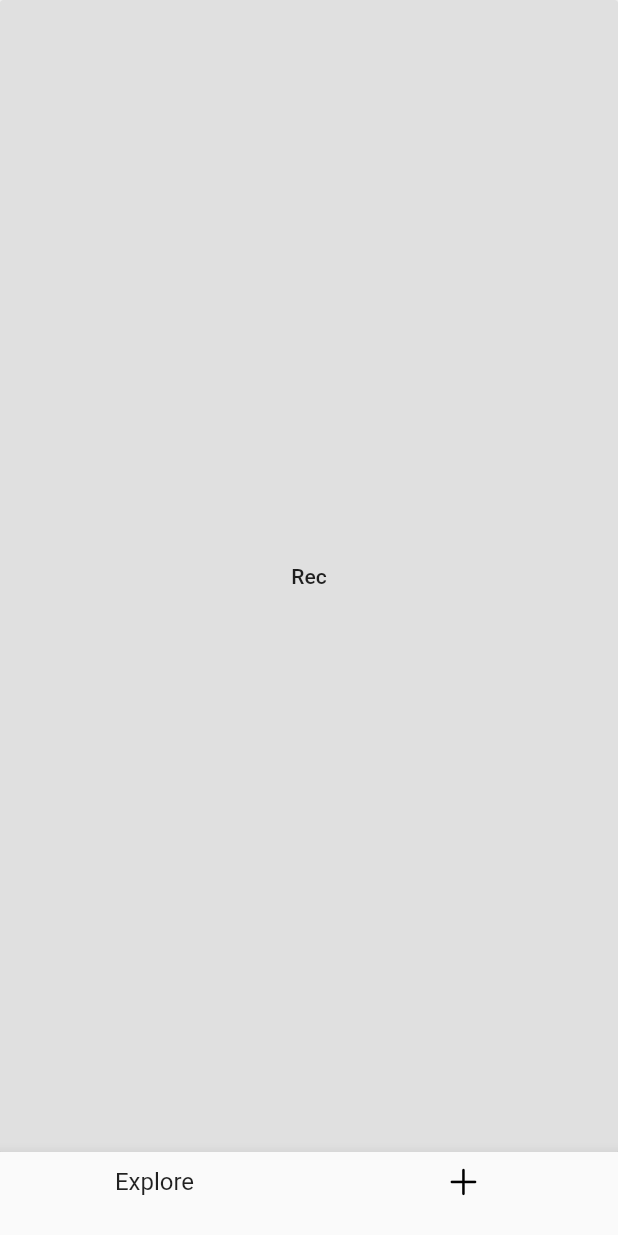
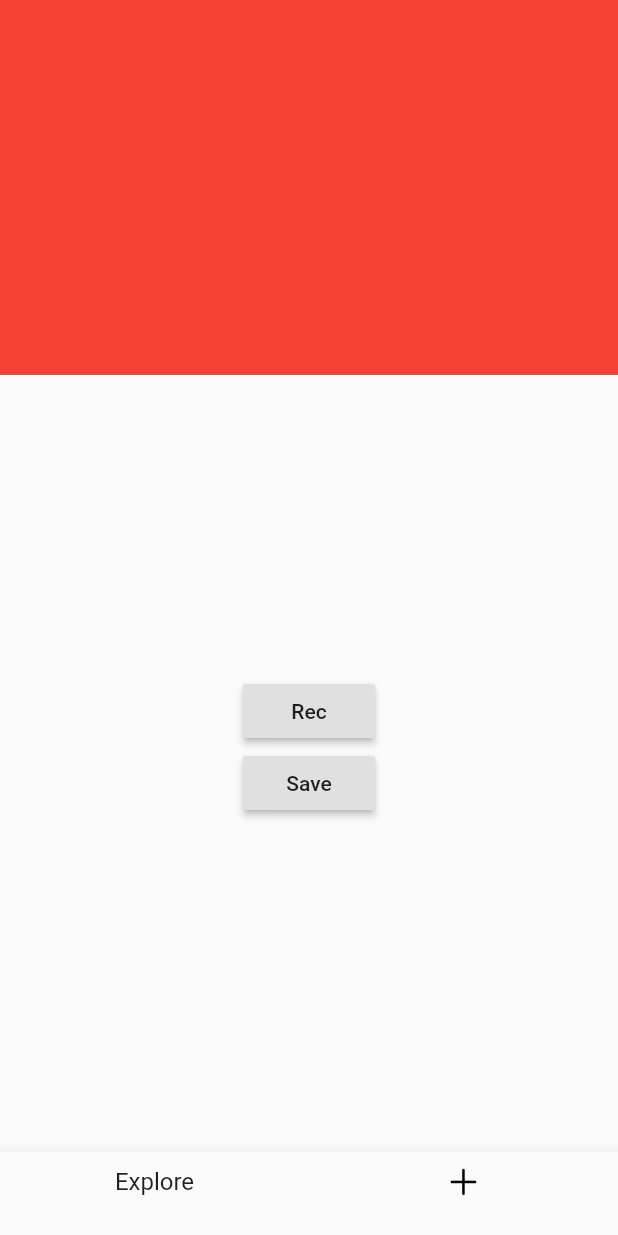
Before and after one commit to ShashiKha9/loginpage, a Flutter app: the screen it shows after launch, swiped to page 2, on a phone screen of 412 x 824 dp. Run offline on Flutter 3.47's test engine with Material 2 defaults, Android fonts, the phone set to English and light mode, and no system bars; our stand-ins replace camera, chewie, file_picker, firebase_auth, firebase_core, image_picker and 2 more; accounts and stored records are empty.

Commit message:
file save to android dat pending

```diff
--- a/lib/Pages/camerascreen.dart
+++ b/lib/Pages/camerascreen.dart
@@ -3,9 +3,15 @@
 import 'dart:io';
 
 import 'package:camera/camera.dart';
+import 'package:chewie/chewie.dart';
 import 'package:flutter/cupertino.dart';
 import 'package:flutter/material.dart';
 import 'package:image_picker/image_picker.dart';
+import 'package:path/path.dart';
+import 'package:path_provider/path_provider.dart';
+import 'package:video_player/video_player.dart';
+import 'package:shared_preferences/shared_preferences.dart';
+
 
 
 class CameraScreen extends StatefulWidget{
@@ -20,48 +26,151 @@ class CameraScreen extends StatefulWidget{
 class CameraScreenState extends State<CameraScreen>{
 
     File ? videoFile;
+    // String ? _videopath;
+    File ?_storedImage;
 
-  late CameraController controller;
+
+    // CameraController? controller;
   //  List<CameraDescription>? cameras;
   // late Future<void> _initializeControllerFuture;
 
 
-  @override
-  void initState(){
-    super.initState();
-//     controller=CameraController(cameras![0], ResolutionPreset.max);
-// _initializeControllerFuture=controller.initialize();
 
-  }
-  @override
-  void dispose() {
-    controller.dispose();
-    super.dispose();
-  }
+//   @override
+//   void initState(){
+//     super.initState();
+//     Loadimage();
+// //     controller=CameraController(cameras![0], ResolutionPreset.max);
+// // _initializeControllerFuture=controller.initialize();
+
+  // }
+  // @override
+  // void dispose() {
+  //   controller!.dispose();
+  //   super.dispose();
+  // }
 
     recvideo() async{
-      PickedFile? pickedFile = await ImagePicker().getVideo(
+      final pickedFile = await ImagePicker().getVideo(
         source: ImageSource.camera,
       );
+      // final Directory extDir = await getApplicationDocumentsDirectory();
+      // String dirPath = extDir.path;
+      // final String filePath = '$dirPath/image.png';
+      // final File newImage = await videoFile!.copy(filePath);
+      final imagePermanent = await saveImagePermanently(pickedFile!.path);
+
       if(pickedFile!= null){
-  setState(() {
-    videoFile!=pickedFile ;
+        setState(()  {
+          videoFile=File(pickedFile.path);
+          // _storedImage == videoFile;
+
+
+    // Future<File> saveImagePermanently(String imagePath) async{
+    //   final directory= await getApplicationDocumentsDirectory();
+    //   final name = basename(pickedFile.path);
+    //   final image = File("${directory.path}/$name");
+    //   return File(imagePath).copy(image.path);
+    //
+    //
+    // }
+
+    // Directory tempDir = await getApplicationDocumentsDirectory();
+    // String tempPath = tempDir.path;
+    // final String fileName = basename(pickedFile.path); // Filename without extension
+    // final String fileExtension = extension(pickedFile.path);
+    // // final File localImage = await image.copy('$path/$fileName');
+    // videoFile = await videoFile!.copy('$path/$fileName$fileExtension');
+
+
   });
+
 }
+      // final directory= await getExternalStorageDirectory();
+      // final String path = directory!.path;
+      // // this._fileName  = path;
+      // final File localImage = await videoFile!.copy(path);
+
+
+
+    }
+  Future saveImagePermanently(String imagePath) async{
+
+        final directory= await getExternalStorageDirectory();
+      final name = basename(imagePath);
+      final image = '${directory!.path/name};
+      final myImgDir = await new Directory(image).create();
+        var filepath = new File("$image");
+      // ..writeAsBytesSync();
+
+
+      return filepath;
+  //
+  //
+  //
   }
 
 
   @override
   Widget build(BuildContext context) {
 
-    return Container(
-      child: RaisedButton(onPressed: (){
+    return Column(
+    children:[
+    // Container(
+    //     height: 250,
+    //     child: _videopath!=null
+    //         ?Center(
+    //       child:Container(
+    //         color: Colors.blue,
+    //       ),
+    //
+    //     ):Container(
+    //       height: 250,
+    //       child: Chewie(
+    //           controller: ChewieController(
+    //             videoPlayerController: VideoPlayerController.file(videoFile!),
+    //             aspectRatio: 16/9,
+    //             autoPlay: false,
+    //             looping: true,
+    //           ))
+    //       ,
+    //     ),
+    // ),
+
+      Container(
+        height: 250,
+        child:videoFile == null?Center(
+          child:Container(
+            color: Colors.red,
+          ),
+
+        ):Container(
+          height: 250,
+          child: Chewie(
+              controller: ChewieController(
+                videoPlayerController: VideoPlayerController.file(videoFile!),
+                aspectRatio: 16/9,
+                autoPlay: false,
+                looping: true,
+              ))
+          ,
+        ),
+    ),
+
+       SizedBox(
+         height: 200,
+       ),
+       RaisedButton(onPressed: (){
 recvideo();
 
       },
       child: Text("Rec"),),
+      RaisedButton(onPressed: (){
+        // Saveimage(videoFile!.path);
+      },
+      child: Text("Save"),)
 
-
+]
     );
   }
 }
```
Also changed, not shown: lib/Pages/viewvideo_screen.dart (+56 -6 lines), pubspec.yaml (+10 -0 lines), pubspec.lock, 1 other file.
